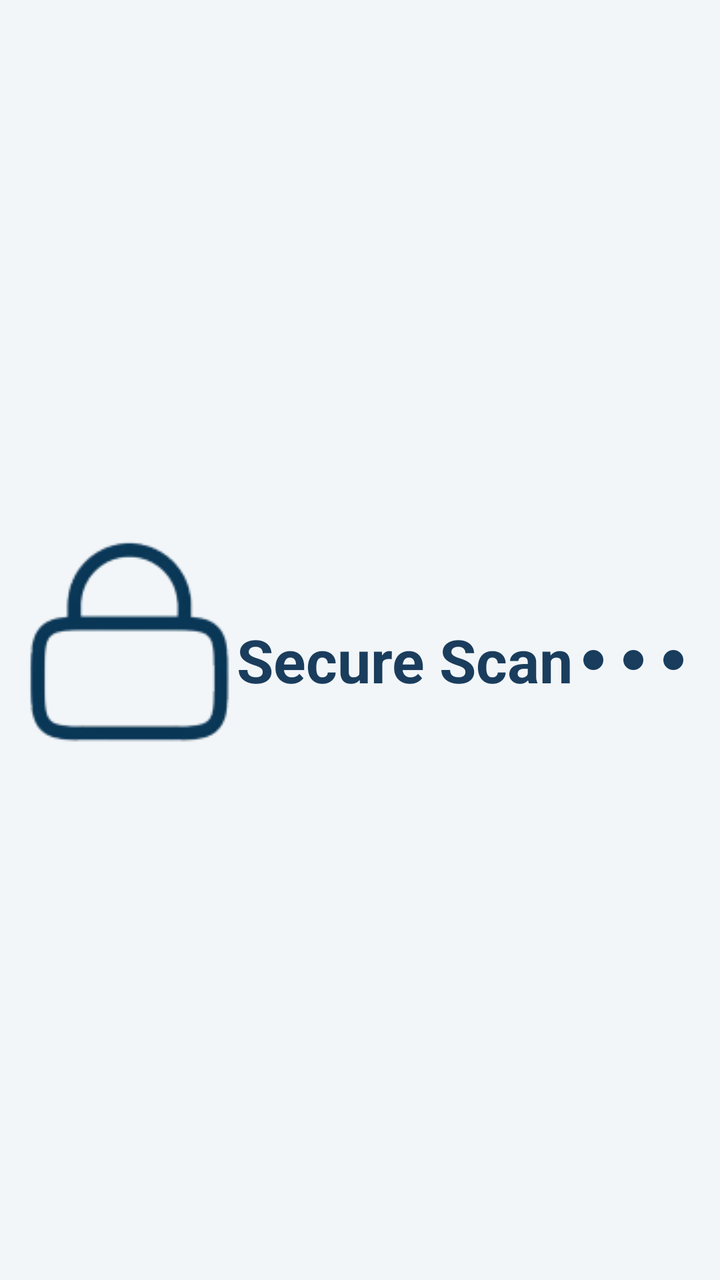
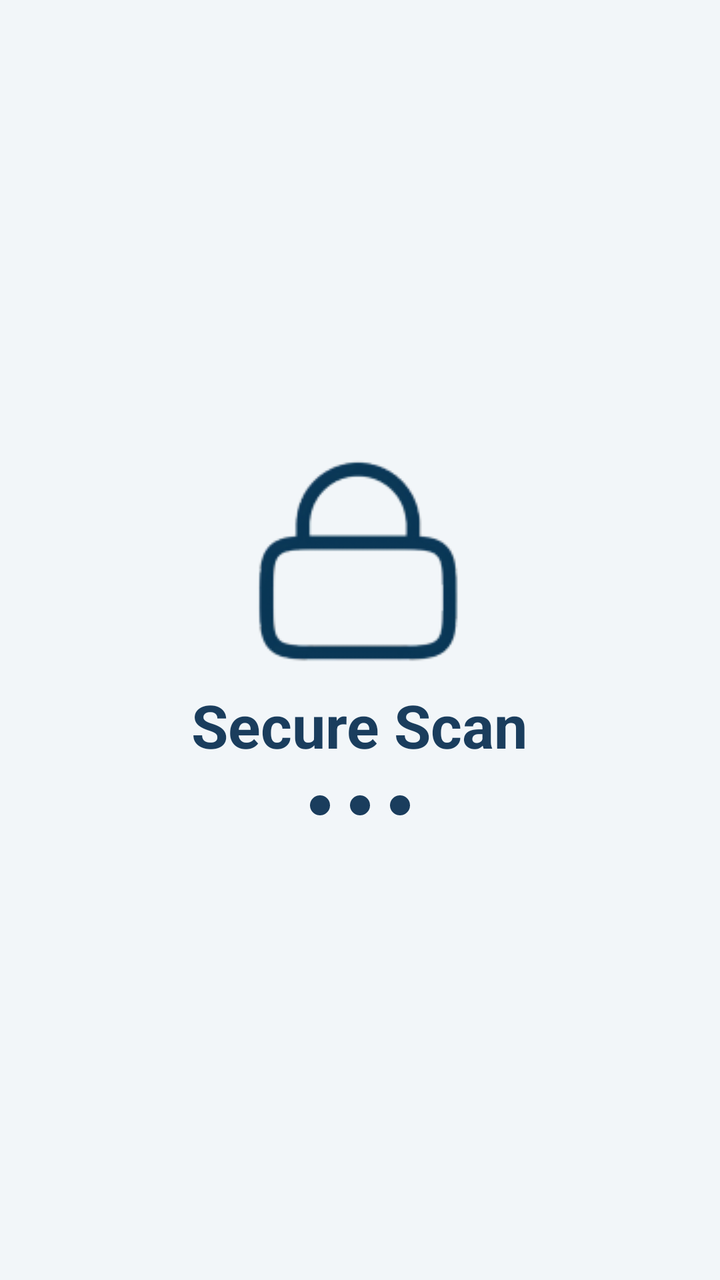

Two renders of the same Android screen: before a commit and after it. Below are the layout's source before the change and the commit's diff.
<!-- AndroidManifest.xml: application theme Theme.SecureScan -->
<!-- res/layout/activity_main.xml -->
<LinearLayout xmlns:android="http://schemas.android.com/apk/res/android"
    android:layout_width="match_parent"
    android:layout_height="match_parent"
    android:background="#F2F6F9"
    android:gravity="center"
    android:orientation="horizontal">

    
    <ImageView
        android:id="@+id/logoImage"
        android:layout_width="105.3499984741211dp"
        android:layout_height="105.3499984741211dp"
        android:contentDescription="App Logo"
        android:scaleType="centerInside"
        android:src="@drawable/logo" />

    
    <TextView
        android:id="@+id/titleText"
        android:layout_width="wrap_content"
        android:layout_height="wrap_content"
        android:layout_marginTop="10dp"
        android:text="Secure Scan"
        android:textColor="#1A3D5D"
        android:textSize="30sp"
        android:textStyle="bold" />

    
    <LinearLayout
        android:id="@+id/dotContainer"
        android:layout_width="wrap_content"
        android:layout_height="wrap_content"
        android:layout_marginTop="10dp"
        android:gravity="center"
        android:orientation="horizontal">

        <View
            android:id="@+id/dot1"
            android:layout_width="10dp"
            android:layout_height="10dp"
            android:layout_margin="5dp"
            android:background="@drawable/dot_background" />

        <View
            android:id="@+id/dot2"
            android:layout_width="10dp"
            android:layout_height="10dp"
            android:layout_margin="5dp"
            android:background="@drawable/dot_background" />

        <View
            android:id="@+id/dot3"
            android:layout_width="10dp"
            android:layout_height="10dp"
            android:layout_margin="5dp"
            android:background="@drawable/dot_background" />
    </LinearLayout>
</LinearLayout>
<!-- resources referenced by this layout -->
<resources>
  <!-- drawable dot_background (drawable) -->
  <shape xmlns:android="http://schemas.android.com/apk/res/android"
      android:shape="oval">
      <solid android:color="#1A3D5D"/>
  </shape>
  <!-- drawable logo: png bitmap (drawable, 7449 bytes) -->
  <style name="Theme.SecureScan" parent="Base.Theme.SecureScan" />
  <style name="Base.Theme.SecureScan" parent="Theme.AppCompat.Light.NoActionBar">
          
          <item name="colorPrimary">#0A3755</item>
          <item name="colorPrimaryVariant">#0A3755</item>
          <item name="colorOnPrimary">#FFFFFF</item>
  
          
      </style>
</resources>

<!-- the commit's change to res/layout/activity_main.xml (unified diff, before → after) -->
@@ -3,7 +3,7 @@
     android:layout_height="match_parent"
     android:background="#F2F6F9"
     android:gravity="center"
-    android:orientation="horizontal">
+    android:orientation="vertical">
 
     
     <ImageView
